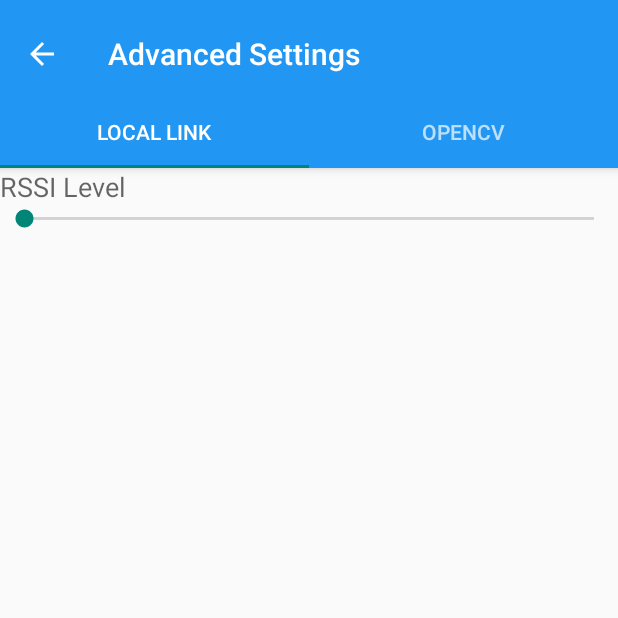
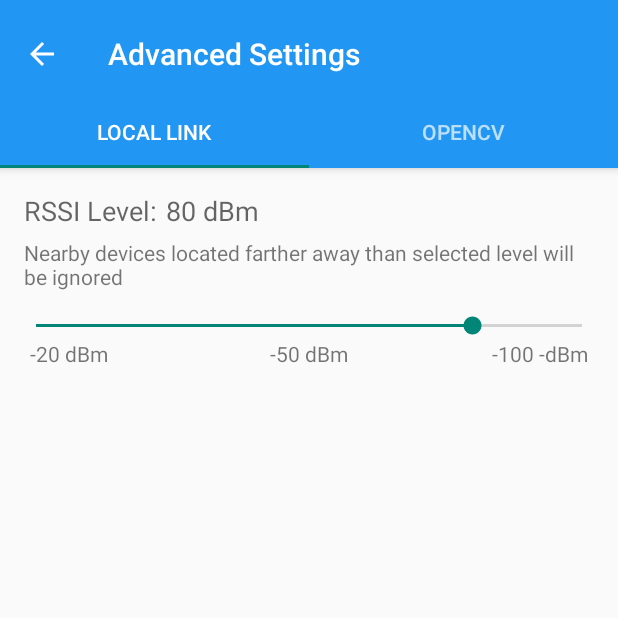
Before and after one commit to olegkleiman/OneRide, an Android app: the AdvSettingsActivity screen opened directly, with no data from a screen before it, on a phone screen of 412 x 824 dp, the top half of it. Run offline under Robolectric (Android 15) with nearby library versions, the light colour scheme and no system bars.

Commit message:
RSSI level support

```diff
--- a/app/build.gradle
+++ b/app/build.gradle
@@ -56,8 +56,8 @@ android {
         applicationId "com.labs.okey.oneride"
         minSdkVersion 16
         targetSdkVersion 24
-        versionCode 4
-        versionName "4.71"
+        versionCode 5
+        versionName "5.0"
         multiDexEnabled = true
     }
 
@@ -97,6 +97,7 @@ dependencies {
     compile('com.afollestad.material-dialogs:core:0.8.6.1@aar') {
         transitive = true
     }
+
     // Twitter
     compile('com.twitter.sdk.android:twitter:1.12.0@aar') {
         transitive = true;
--- a/app/src/main/java/com/labs/okey/oneride/AdvSettingsActivity.java
+++ b/app/src/main/java/com/labs/okey/oneride/AdvSettingsActivity.java
@@ -1,5 +1,6 @@
 package com.labs.okey.oneride;
 
+import android.preference.PreferenceFragment;
 import android.support.design.widget.TabLayout;
 import android.support.design.widget.FloatingActionButton;
 import android.support.design.widget.Snackbar;
@@ -23,6 +24,8 @@ import com.labs.okey.oneride.advsettings.LocalLinkAdvSettingsFragment;
 import com.labs.okey.oneride.advsettings.OpenCVAdvSettingsFragment;
 
 public class AdvSettingsActivity extends AppCompatActivity {
+
+    private final String LOG_TAG = getClass().getSimpleName();
 
     /**
      * The {@link android.support.v4.view.PagerAdapter} that will provide
--- a/app/src/main/java/com/labs/okey/oneride/PassengerRoleActivity.java
+++ b/app/src/main/java/com/labs/okey/oneride/PassengerRoleActivity.java
@@ -153,12 +153,20 @@ public class PassengerRoleActivity extends BaseActivityWithGeofences
     private UUID                        mFaceId;
     private long                        mLastLocationUpdateTime = System.currentTimeMillis();
 
+    private SharedPreferences           mSharedPrefs = null; // declared here to enable the access
+                                                             // from BroadcastReceiver
+
     private BluetoothAdapter            mBluetoothAdapter;
     private final int                   BT_DISCOVERY_PERMISSSION_REQUEST = 1001;
     private final BroadcastReceiver     mBtReceiver = new BroadcastReceiver() {
         @Override
         public void onReceive(Context context, Intent intent) {
             String action = intent.getAction();
+
+            int currentRssiLevel = Globals.DEFAULT_RSSI_LEVEL;
+
+            if( mSharedPrefs!= null )
+                currentRssiLevel = mSharedPrefs.getInt(Globals.PREF_RSSI_LEVEL, Globals.DEFAULT_RSSI_LEVEL);
 
             if (BluetoothDevice.ACTION_FOUND.equals(action)) {
                 BluetoothDevice device = intent.getParcelableExtra(BluetoothDevice.EXTRA_DEVICE);
@@ -168,8 +176,18 @@ public class PassengerRoleActivity extends BaseActivityWithGeofences
                     int rssi = intent.getShortExtra(BluetoothDevice.EXTRA_RSSI, Short.MIN_VALUE);
                     btDeviceUser.set_Rssi(rssi);
 
-                    _mDriversAdapter.add(btDeviceUser);
-                    _mDriversAdapter.notifyDataSetChanged();
+                    Log.i(LOG_TAG, String.format("Got device with RSSI: %d. Current level: %d",
+                                                rssi, currentRssiLevel));
+
+                    if( rssi >= -(currentRssiLevel) ) { // these are negative values
+
+                        Log.i(LOG_TAG, "Adding device");
+
+                        _mDriversAdapter.add(btDeviceUser);
+                        _mDriversAdapter.notifyDataSetChanged();
+                    } else {
+                        Log.i(LOG_TAG, "Skipping device due to poor RSSI");
+                    }
                 }
             }
         }
@@ -180,6 +198,8 @@ public class PassengerRoleActivity extends BaseActivityWithGeofences
     protected void onCreate(Bundle savedInstanceState) {
         super.onCreate(savedInstanceState);
         setContentView(R.layout.activity_passenger);
+
+        mSharedPrefs = PreferenceManager.getDefaultSharedPreferences(this);
 
         setupUI(getString(R.string.title_activity_passenger_role), "");
 
@@ -648,6 +668,9 @@ public class PassengerRoleActivity extends BaseActivityWithGeofences
                                 BT_DISCOVERY_PERMISSSION_REQUEST);
             }
         } else {
+            if( mBluetoothAdapter == null )
+                mBluetoothAdapter = BluetoothAdapter.getDefaultAdapter();
+
             mBluetoothAdapter.startDiscovery();
         }
     }
--- a/app/src/main/java/com/labs/okey/oneride/advsettings/LocalLinkAdvSettingsFragment.java
+++ b/app/src/main/java/com/labs/okey/oneride/advsettings/LocalLinkAdvSettingsFragment.java
@@ -1,12 +1,22 @@
 package com.labs.okey.oneride.advsettings;
 
+import android.content.SharedPreferences;
 import android.os.Bundle;
+import android.preference.PreferenceFragment;
+import android.preference.PreferenceManager;
 import android.support.v4.app.Fragment;
+import android.support.v4.widget.TextViewCompat;
+import android.util.Log;
 import android.view.LayoutInflater;
 import android.view.View;
 import android.view.ViewGroup;
+import android.widget.SeekBar;
+import android.widget.TextView;
 
 import com.labs.okey.oneride.R;
+import com.labs.okey.oneride.utils.Globals;
+
+import java.util.Locale;
 
 /**
  * @author Oleg Kleiman
@@ -14,7 +24,11 @@ import com.labs.okey.oneride.R;
  */
 public class LocalLinkAdvSettingsFragment extends Fragment {
 
+    private final String LOG_TAG = getClass().getSimpleName();
+
     private static LocalLinkAdvSettingsFragment FragmentInstance;
+
+    private int mRssiCurrentValue;
 
     public static LocalLinkAdvSettingsFragment getInstance() {
 
@@ -28,6 +42,8 @@ public class LocalLinkAdvSettingsFragment extends Fragment {
     public void onCreate(Bundle savedInstanceState) {
         super.onCreate(savedInstanceState);
 
+
+
     }
 
     @Override
@@ -37,6 +53,40 @@ public class LocalLinkAdvSettingsFragment extends Fragment {
         // Inflate the layout for this fragment
         View rootView = inflater.inflate(R.layout.fragment_local_link_settings, container, false);
 
+        final SharedPreferences sharedPrefs = PreferenceManager.getDefaultSharedPreferences(this.getActivity());
+
+        final TextView txtRssiLevel = (TextView)rootView.findViewById(R.id.current_rssi_level);
+        mRssiCurrentValue = sharedPrefs.getInt(Globals.PREF_RSSI_LEVEL, Globals.DEFAULT_RSSI_LEVEL);
+        txtRssiLevel.setText(String.format(Locale.getDefault(), "%d dBm", mRssiCurrentValue));
+
+        SeekBar rssiSeekBar = (SeekBar)rootView.findViewById(R.id.rssiSeekBar);
+        rssiSeekBar.setProgress(mRssiCurrentValue);
+        final int minValue = 20;
+        rssiSeekBar.setOnSeekBarChangeListener(new SeekBar.OnSeekBarChangeListener(){
+
+            @Override
+            public void onProgressChanged(SeekBar seekBar,
+                                          int progresValue,
+                                          boolean fromUser) {
+                mRssiCurrentValue = minValue + progresValue;
+            }
+
+            @Override
+            public void onStartTrackingTouch(SeekBar seekBar) {
+
+            }
+
+            @Override
+            public void onStopTrackingTouch(SeekBar seekBar) {
+                SharedPreferences.Editor editor = sharedPrefs.edit();
+                editor.putInt(Globals.PREF_RSSI_LEVEL, mRssiCurrentValue);
+                editor.apply();
+
+                txtRssiLevel.setText(String.format(Locale.getDefault(), "%d dBm", mRssiCurrentValue));
+            }
+        });
+
+
         return rootView;
     }
 }
--- a/app/src/main/java/com/labs/okey/oneride/advsettings/OpenCVAdvSettingsFragment.java
+++ b/app/src/main/java/com/labs/okey/oneride/advsettings/OpenCVAdvSettingsFragment.java
@@ -1,6 +1,7 @@
 package com.labs.okey.oneride.advsettings;
 
 import android.os.Bundle;
+import android.preference.PreferenceFragment;
 import android.support.v4.app.Fragment;
 import android.view.LayoutInflater;
 import android.view.View;
@@ -13,6 +14,8 @@ import com.labs.okey.oneride.R;
  * created 16-Jul-16.
  */
 public class OpenCVAdvSettingsFragment extends Fragment {
+
+    private final String LOG_TAG = getClass().getSimpleName();
 
     private static OpenCVAdvSettingsFragment FragmentInstance;
 
--- a/app/src/main/java/com/labs/okey/oneride/utils/Globals.java
+++ b/app/src/main/java/com/labs/okey/oneride/utils/Globals.java
@@ -323,6 +323,8 @@ public class Globals {
     public static final String WAMSTOKENPREF = "wamsToken";
     public static final String SHOW_SELFIE_DESC = "selfieDesc";
     public static final String PREF_DEBUG_WITHOUT_GEOFENCES = "debug_without_geofences";
+    public static final String PREF_RSSI_LEVEL = "rssi_level";
+    public static final int DEFAULT_RSSI_LEVEL = 80;
 
     private static final Object lock2 = new Object();
     private static String MONITOR_STATUS;
--- a/app/src/main/res/layout/fragment_local_link_settings.xml
+++ b/app/src/main/res/layout/fragment_local_link_settings.xml
@@ -1,19 +1,83 @@
 <?xml version="1.0" encoding="utf-8"?>
 <LinearLayout xmlns:android="http://schemas.android.com/apk/res/android"
-    android:orientation="vertical" android:layout_width="match_parent"
+    xmlns:materialdesign="http://schemas.android.com/apk/res-auto"
+    android:orientation="vertical"
+    android:layout_width="match_parent"
     android:layout_height="match_parent">
 
+    <LinearLayout
+        android:orientation="horizontal"
+        android:layout_width="match_parent"
+        android:layout_height="wrap_content"
+        android:layout_marginLeft="16dp"
+        android:layout_marginTop="16dp">
+
+        <TextView
+            android:layout_width="wrap_content"
+            android:layout_height="wrap_content"
+            android:textAppearance="?android:attr/textAppearanceMedium"
+            android:text="@string/txt_rssi_level"/>
+
+        <TextView
+            android:layout_width="wrap_content"
+            android:layout_height="wrap_content"
+            android:textAppearance="?android:attr/textAppearanceMedium"
+            android:text=""
+            android:id="@+id/current_rssi_level"
+            android:layout_marginLeft="6dp"
+            android:layout_marginStart="6dp"/>
+
+
+    </LinearLayout>
 
     <TextView
         android:layout_width="wrap_content"
         android:layout_height="wrap_content"
-        android:textAppearance="?android:attr/textAppearanceMedium"
-        android:text="@string/txt_rssi_level"/>
+        android:textAppearance="?android:attr/textAppearanceSmall"
+        android:text="Nearby devices located farther away than selected level will be ignored"
+        android:id="@+id/textView17"
+        android:layout_marginLeft="16dp"
+        android:layout_marginStart="16dp"
+        android:layout_marginRight="16dp"
+        android:layout_marginEnd="16dp"
+        android:layout_marginTop="6dp" />
 
     <SeekBar
         android:layout_width="match_parent"
         android:layout_height="wrap_content"
-        android:id="@+id/seekBar"
-        android:layout_gravity="center_horizontal" />
+        android:id="@+id/rssiSeekBar"
+        android:paddingStart="24dp"
+        android:paddingEnd="24dp"
+        android:max="100"
+        android:progress="80"
+        android:layout_marginTop="14dp" />
+    <RelativeLayout
+        android:layout_width="fill_parent"
+        android:layout_height="wrap_content"
+        android:paddingStart="10dp"
+        android:paddingEnd="10dp"
+        android:layout_gravity="center"
+        android:orientation="horizontal" >
+        <TextView
+            android:id="@+id/tvLabel1"
+            android:paddingLeft="10dp"
+            android:layout_width="wrap_content"
+            android:layout_height="wrap_content"
+            android:text="-20 dBm" />
+        <TextView
+            android:id="@+id/tvLabel2"
+            android:layout_width="wrap_content"
+            android:layout_height="wrap_content"
+            android:layout_centerHorizontal="true"
+            android:text="-50 dBm" />
+        <TextView
+            android:id="@+id/tvLabel3"
+            android:layout_width="wrap_content"
+            android:layout_height="wrap_content"
+            android:layout_alignParentRight="true"
+            android:paddingRight="10dp"
+            android:text="-100 -dBm" />
+    </RelativeLayout>
+
 
 </LinearLayout>
--- a/app/src/main/res/values/strings.xml
+++ b/app/src/main/res/values/strings.xml
@@ -335,5 +335,5 @@ limitations under the License.</string>
     <string name="error_no_google_map">Unable to connect to Google Maps API</string>
 
     <string name="title_activity_adv_settings" translatable="false">Advanced Settings</string>
-    <string name="txt_rssi_level">RSSI Level</string>
+    <string name="txt_rssi_level">RSSI Level: </string>
 </resources>
```
